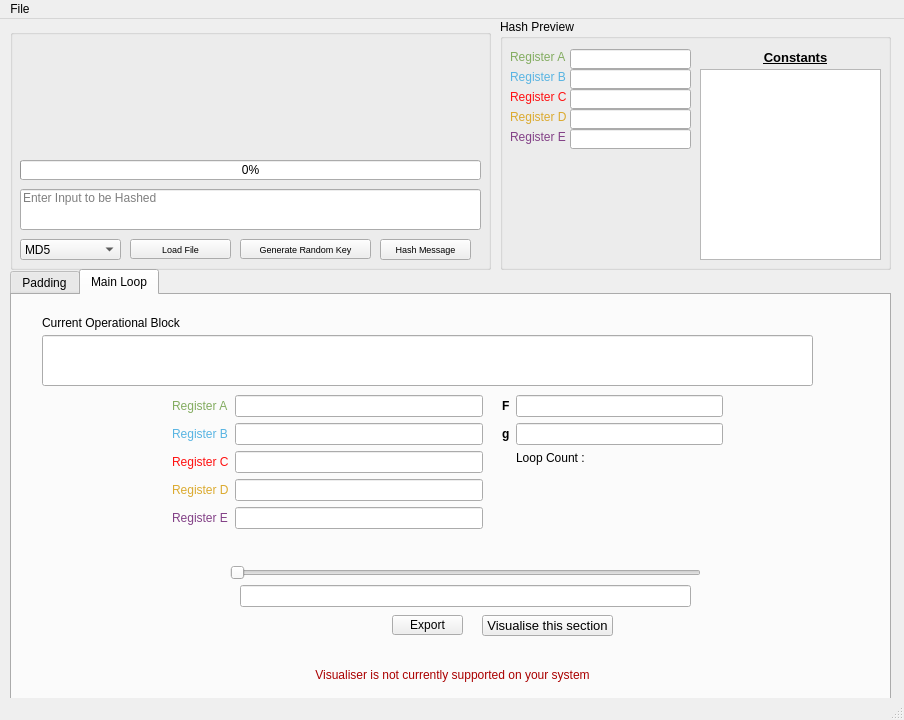
Before: the Qt Designer form mainwindow.ui in euandmj/Hash-Function-Visualiser, drawn with Qt 5.
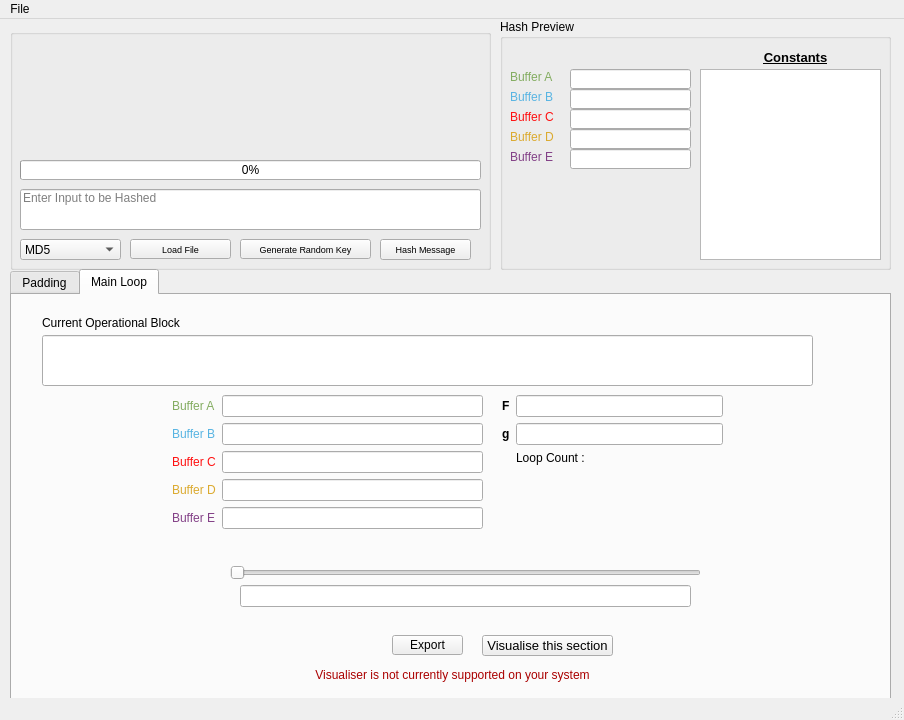
After: the same form once the commit is applied. The open tabs and pages were chosen to show the change.

```diff
--- a/mainwindow.ui
+++ b/mainwindow.ui
@@ -257,59 +257,59 @@
         <property name="geometry">
          <rect>
           <x>10</x>
-          <y>30</y>
+          <y>50</y>
           <width>61</width>
           <height>17</height>
          </rect>
         </property>
         <property name="text">
-         <string>&lt;html&gt;&lt;head/&gt;&lt;body&gt;&lt;p&gt;&lt;span style=&quot; color:#83ac60;&quot;&gt;Register A&lt;/span&gt;&lt;/p&gt;&lt;/body&gt;&lt;/html&gt;</string>
+         <string>&lt;html&gt;&lt;head/&gt;&lt;body&gt;&lt;p&gt;&lt;span style=&quot; color:#83ac60;&quot;&gt;Buffer A&lt;/span&gt;&lt;/p&gt;&lt;/body&gt;&lt;/html&gt;</string>
         </property>
        </widget>
        <widget class="QLabel" name="label_17">
         <property name="geometry">
          <rect>
           <x>10</x>
-          <y>50</y>
+          <y>70</y>
           <width>61</width>
           <height>17</height>
          </rect>
         </property>
         <property name="text">
-         <string>&lt;html&gt;&lt;head/&gt;&lt;body&gt;&lt;p&gt;&lt;span style=&quot; color:#58b4e2;&quot;&gt;Register B&lt;/span&gt;&lt;/p&gt;&lt;/body&gt;&lt;/html&gt;</string>
+         <string>&lt;html&gt;&lt;head/&gt;&lt;body&gt;&lt;p&gt;&lt;span style=&quot; color:#58b4e2;&quot;&gt;Buffer B&lt;/span&gt;&lt;/p&gt;&lt;/body&gt;&lt;/html&gt;</string>
         </property>
        </widget>
        <widget class="QLabel" name="label_18">
         <property name="geometry">
          <rect>
           <x>10</x>
-          <y>90</y>
+          <y>110</y>
           <width>61</width>
           <height>17</height>
          </rect>
         </property>
         <property name="text">
-         <string>&lt;html&gt;&lt;head/&gt;&lt;body&gt;&lt;p&gt;&lt;span style=&quot; color:#dbaa2f;&quot;&gt;Register D&lt;/span&gt;&lt;/p&gt;&lt;/body&gt;&lt;/html&gt;</string>
+         <string>&lt;html&gt;&lt;head/&gt;&lt;body&gt;&lt;p&gt;&lt;span style=&quot; color:#dbaa2f;&quot;&gt;Buffer D&lt;/span&gt;&lt;/p&gt;&lt;/body&gt;&lt;/html&gt;</string>
         </property>
        </widget>
        <widget class="QLabel" name="label_19">
         <property name="geometry">
          <rect>
           <x>10</x>
-          <y>70</y>
+          <y>90</y>
           <width>61</width>
           <height>17</height>
          </rect>
         </property>
         <property name="text">
-         <string>&lt;html&gt;&lt;head/&gt;&lt;body&gt;&lt;p&gt;&lt;span style=&quot; color:#ff1111;&quot;&gt;Register C&lt;/span&gt;&lt;/p&gt;&lt;/body&gt;&lt;/html&gt;</string>
+         <string>&lt;html&gt;&lt;head/&gt;&lt;body&gt;&lt;p&gt;&lt;span style=&quot; color:#ff1111;&quot;&gt;Buffer C&lt;/span&gt;&lt;/p&gt;&lt;/body&gt;&lt;/html&gt;</string>
         </property>
        </widget>
        <widget class="QLineEdit" name="regAText">
         <property name="geometry">
          <rect>
           <x>70</x>
-          <y>30</y>
+          <y>50</y>
           <width>121</width>
           <height>20</height>
          </rect>
@@ -322,7 +322,7 @@
         <property name="geometry">
          <rect>
           <x>70</x>
-          <y>50</y>
+          <y>70</y>
           <width>121</width>
           <height>20</height>
          </rect>
@@ -335,7 +335,7 @@
         <property name="geometry">
          <rect>
           <x>70</x>
-          <y>70</y>
+          <y>90</y>
           <width>121</width>
           <height>20</height>
          </rect>
@@ -348,7 +348,7 @@
         <property name="geometry">
          <rect>
           <x>70</x>
-          <y>90</y>
+          <y>110</y>
           <width>121</width>
           <height>20</height>
          </rect>
@@ -361,7 +361,7 @@
         <property name="geometry">
          <rect>
           <x>70</x>
-          <y>110</y>
+          <y>130</y>
           <width>121</width>
           <height>20</height>
          </rect>
@@ -374,13 +374,13 @@
         <property name="geometry">
          <rect>
           <x>10</x>
-          <y>110</y>
+          <y>130</y>
           <width>61</width>
           <height>17</height>
          </rect>
         </property>
         <property name="text">
-         <string>&lt;html&gt;&lt;head/&gt;&lt;body&gt;&lt;p&gt;&lt;span style=&quot; color:#834187;&quot;&gt;Register E&lt;/span&gt;&lt;/p&gt;&lt;/body&gt;&lt;/html&gt;</string>
+         <string>&lt;html&gt;&lt;head/&gt;&lt;body&gt;&lt;p&gt;&lt;span style=&quot; color:#834187;&quot;&gt;Buffer E&lt;/span&gt;&lt;/p&gt;&lt;/body&gt;&lt;/html&gt;</string>
         </property>
        </widget>
        <widget class="QLabel" name="tableLabel">
@@ -533,7 +533,7 @@
          <property name="geometry">
           <rect>
            <x>380</x>
-           <y>320</y>
+           <y>340</y>
            <width>71</width>
            <height>20</height>
           </rect>
@@ -688,7 +688,7 @@
           <item row="0" column="0">
            <widget class="QLabel" name="label_9">
             <property name="text">
-             <string>&lt;html&gt;&lt;head/&gt;&lt;body&gt;&lt;p&gt;&lt;span style=&quot; color:#83ac60;&quot;&gt;Register A&lt;/span&gt;&lt;/p&gt;&lt;/body&gt;&lt;/html&gt;</string>
+             <string>&lt;html&gt;&lt;head/&gt;&lt;body&gt;&lt;p&gt;&lt;span style=&quot; color:#83ac60;&quot;&gt;Buffer A&lt;/span&gt;&lt;/p&gt;&lt;/body&gt;&lt;/html&gt;</string>
             </property>
            </widget>
           </item>
@@ -707,7 +707,7 @@
           <item row="1" column="0">
            <widget class="QLabel" name="label_10">
             <property name="text">
-             <string>&lt;html&gt;&lt;head/&gt;&lt;body&gt;&lt;p&gt;&lt;span style=&quot; color:#58b4e2;&quot;&gt;Register B&lt;/span&gt;&lt;/p&gt;&lt;/body&gt;&lt;/html&gt;</string>
+             <string>&lt;html&gt;&lt;head/&gt;&lt;body&gt;&lt;p&gt;&lt;span style=&quot; color:#58b4e2;&quot;&gt;Buffer B&lt;/span&gt;&lt;/p&gt;&lt;/body&gt;&lt;/html&gt;</string>
             </property>
            </widget>
           </item>
@@ -726,7 +726,7 @@
           <item row="2" column="0">
            <widget class="QLabel" name="label_11">
             <property name="text">
-             <string>&lt;html&gt;&lt;head/&gt;&lt;body&gt;&lt;p&gt;&lt;span style=&quot; color:#ff1111;&quot;&gt;Register C&lt;/span&gt;&lt;/p&gt;&lt;/body&gt;&lt;/html&gt;</string>
+             <string>&lt;html&gt;&lt;head/&gt;&lt;body&gt;&lt;p&gt;&lt;span style=&quot; color:#ff1111;&quot;&gt;Buffer C&lt;/span&gt;&lt;/p&gt;&lt;/body&gt;&lt;/html&gt;</string>
             </property>
            </widget>
           </item>
@@ -745,7 +745,7 @@
           <item row="3" column="0">
            <widget class="QLabel" name="label_12">
             <property name="text">
-             <string>&lt;html&gt;&lt;head/&gt;&lt;body&gt;&lt;p&gt;&lt;span style=&quot; color:#dbaa2f;&quot;&gt;Register D&lt;/span&gt;&lt;/p&gt;&lt;/body&gt;&lt;/html&gt;</string>
+             <string>&lt;html&gt;&lt;head/&gt;&lt;body&gt;&lt;p&gt;&lt;span style=&quot; color:#dbaa2f;&quot;&gt;Buffer D&lt;/span&gt;&lt;/p&gt;&lt;/body&gt;&lt;/html&gt;</string>
             </property>
            </widget>
           </item>
@@ -764,7 +764,7 @@
           <item row="4" column="0">
            <widget class="QLabel" name="label_15">
             <property name="text">
-             <string>&lt;html&gt;&lt;head/&gt;&lt;body&gt;&lt;p&gt;&lt;span style=&quot; color:#834187;&quot;&gt;Register E&lt;/span&gt;&lt;/p&gt;&lt;/body&gt;&lt;/html&gt;</string>
+             <string>&lt;html&gt;&lt;head/&gt;&lt;body&gt;&lt;p&gt;&lt;span style=&quot; color:#834187;&quot;&gt;Buffer E&lt;/span&gt;&lt;/p&gt;&lt;/body&gt;&lt;/html&gt;</string>
             </property>
            </widget>
           </item>
@@ -832,7 +832,7 @@
          <property name="geometry">
           <rect>
            <x>470</x>
-           <y>320</y>
+           <y>340</y>
            <width>131</width>
            <height>21</height>
           </rect>
```
Left out of the diff: 2 changed lines with no effect on the pictures.
